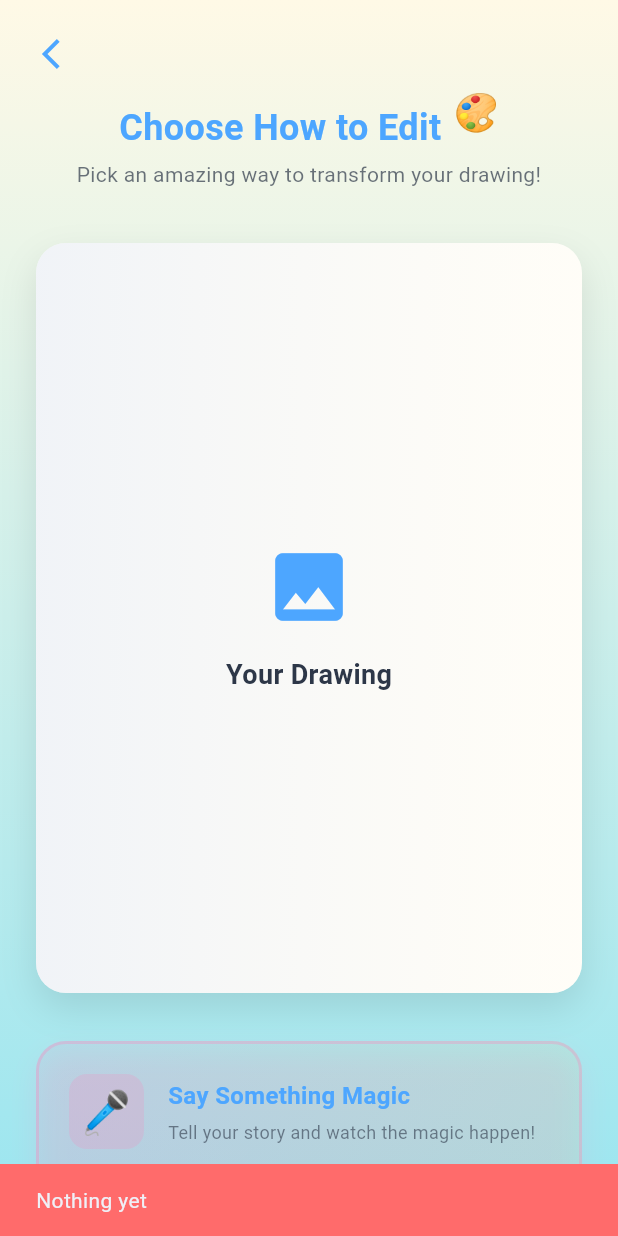
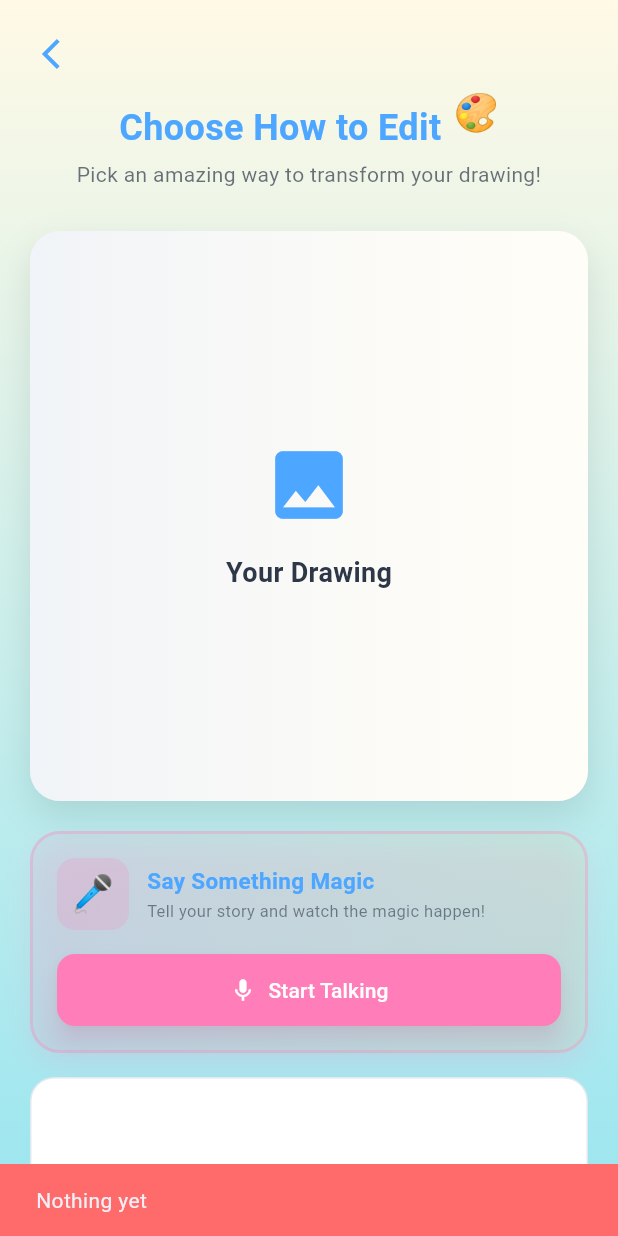
Before and after one commit to weedii/nova_draw_ai, a Flutter app: the DrawingEditOptionsScreen screen opened directly with empty values, after a tap on "Start Talking", on a phone screen of 412 x 824 dp. Run offline on Flutter 3.47's test engine with Material 3 defaults, Android fonts, the phone set to English and light mode, and no system bars; our stand-ins replace easy_localization, flutter_dotenv, flutter_tts, go_router, image_cropper, image_picker; missing offline and left inert: record, saver_gallery; network calls fail; Roboto replaces fonts that are missing (Comic Sans MS).

Commit message:
Refactor DrawingEditOptionsScreen layout and improve UI responsiveness
- Adjusted padding and height values for various UI elements to enhance layout consistency and visual appeal.
- Updated image display settings to use BoxFit.contain for better image scaling.
- Modified text styles and sizes for improved readability across different screen sizes.
- Implemented responsive font and icon sizing in CustomButton for a more adaptable user interface.

```diff
--- a/lib/presentation/screens/drawing/drawing_edit_options_screen.dart
+++ b/lib/presentation/screens/drawing/drawing_edit_options_screen.dart
@@ -494,13 +494,13 @@ class _DrawingEditOptionsScreenState extends State<DrawingEditOptionsScreen>
     return SlideTransition(
       position: _slideAnimation,
       child: Padding(
-        padding: const EdgeInsets.all(24.0),
+        padding: const EdgeInsets.symmetric(horizontal: 20.0, vertical: 16.0),
         child: Column(
           children: [
             // Original image display
             Container(
               width: double.infinity,
-              height: 500,
+              height: 380,
               decoration: BoxDecoration(
                 color: AppColors.white,
                 borderRadius: BorderRadius.circular(20),
@@ -518,7 +518,7 @@ class _DrawingEditOptionsScreenState extends State<DrawingEditOptionsScreen>
                 child: widget.uploadedImage != null
                     ? Image.file(
                         widget.uploadedImage!,
-                        fit: BoxFit.cover,
+                        fit: BoxFit.contain,
                         width: double.infinity,
                         height: double.infinity,
                       )
@@ -556,19 +556,19 @@ class _DrawingEditOptionsScreenState extends State<DrawingEditOptionsScreen>
               ),
             ),
 
-            const SizedBox(height: 32),
+            const SizedBox(height: 20),
 
             // Voice recording section
             _buildVoiceRecordingCard(),
 
-            const SizedBox(height: 24),
+            const SizedBox(height: 16),
 
             // Edit options section
             _availableEditOptions.isEmpty
                 ? _buildNoOptionsView()
                 : _buildEditOptionsGrid(),
 
-            const SizedBox(height: 24),
+            const SizedBox(height: 16),
 
             // Action buttons
             _buildActionButtons(),
@@ -651,22 +651,23 @@ class _DrawingEditOptionsScreenState extends State<DrawingEditOptionsScreen>
           ],
         ),
         child: Padding(
-          padding: const EdgeInsets.all(12),
+          padding: const EdgeInsets.symmetric(horizontal: 10, vertical: 8),
           child: Column(
             mainAxisAlignment: MainAxisAlignment.center,
             mainAxisSize: MainAxisSize.min,
             children: [
               // Emoji
-              Text(option.emoji, style: const TextStyle(fontSize: 32)),
-              const SizedBox(height: 8),
+              Text(option.emoji, style: const TextStyle(fontSize: 28)),
+              const SizedBox(height: 6),
 
               // Title
-              Text(
+              Flexible(
+                child: Text(
                   context.locale.languageCode == 'de'
                       ? option.titleDe
                       : option.titleEn,
                   style: TextStyle(
-                  fontSize: 14,
+                    fontSize: 13,
                     fontWeight: FontWeight.bold,
                     color: isSelected ? option.color : AppColors.textDark,
                   ),
@@ -674,20 +675,23 @@ class _DrawingEditOptionsScreenState extends State<DrawingEditOptionsScreen>
                   maxLines: 2,
                   overflow: TextOverflow.ellipsis,
                 ),
-              const SizedBox(height: 4),
+              ),
+              const SizedBox(height: 3),
 
               // Description
-              Text(
+              Flexible(
+                child: Text(
                   context.locale.languageCode == 'de'
                       ? option.descriptionDe
                       : option.descriptionEn,
                   style: TextStyle(
-                  fontSize: 11,
+                    fontSize: 10,
                     color: AppColors.textDark.withValues(alpha: 0.6),
                   ),
                   textAlign: TextAlign.center,
                   maxLines: 2,
                   overflow: TextOverflow.ellipsis,
+                ),
               ),
             ],
           ),
@@ -720,24 +724,24 @@ class _DrawingEditOptionsScreenState extends State<DrawingEditOptionsScreen>
           ),
         ],
       ),
-      padding: const EdgeInsets.all(20),
+      padding: const EdgeInsets.all(16),
       child: Column(
         children: [
           // Header with icon and title
           Row(
             children: [
               Container(
-                width: 50,
-                height: 50,
+                width: 48,
+                height: 48,
                 decoration: BoxDecoration(
                   color: AppColors.accent.withValues(alpha: 0.2),
                   borderRadius: BorderRadius.circular(12),
                 ),
                 child: const Center(
-                  child: Text('🎤', style: TextStyle(fontSize: 28)),
+                  child: Text('🎤', style: TextStyle(fontSize: 24)),
                 ),
               ),
-              const SizedBox(width: 16),
+              const SizedBox(width: 12),
               Expanded(
                 child: Column(
                   crossAxisAlignment: CrossAxisAlignment.start,
@@ -745,17 +749,17 @@ class _DrawingEditOptionsScreenState extends State<DrawingEditOptionsScreen>
                     Text(
                       'edit_options.voice_description'.tr(),
                       style: const TextStyle(
-                        fontSize: 16,
+                        fontSize: 15,
                         fontWeight: FontWeight.bold,
                         color: AppColors.primary,
                         fontFamily: 'Comic Sans MS',
                       ),
                     ),
-                    const SizedBox(height: 4),
+                    const SizedBox(height: 2),
                     Text(
                       'edit_options.voice_description_subtitle'.tr(),
                       style: TextStyle(
-                        fontSize: 12,
+                        fontSize: 11,
                         color: AppColors.textDark.withValues(alpha: 0.6),
                       ),
                     ),
@@ -765,7 +769,7 @@ class _DrawingEditOptionsScreenState extends State<DrawingEditOptionsScreen>
             ],
           ),
 
-          const SizedBox(height: 20),
+          const SizedBox(height: 16),
 
           // Recording status and buttons
           if (!_isRecording && _recordingBytes == null)
--- a/lib/presentation/widgets/custom_button.dart
+++ b/lib/presentation/widgets/custom_button.dart
@@ -161,6 +161,11 @@ class _CustomButtonState extends State<CustomButton>
     final backgroundColor = _getBackgroundColor();
     final textColor = _getTextColor();
     final borderColor = _getBorderColor();
+    final screenWidth = MediaQuery.of(context).size.width;
+
+    // Calculate responsive font size based on screen width
+    final responsiveFontSize = _calculateResponsiveFontSize(screenWidth);
+    final responsiveIconSize = _calculateResponsiveIconSize(screenWidth);
 
     Widget buttonContent = Row(
       mainAxisSize: MainAxisSize.min,
@@ -169,18 +174,18 @@ class _CustomButtonState extends State<CustomButton>
         // Emoji or Icon
         if (widget.emoji != null)
           Padding(
-            padding: const EdgeInsets.only(right: 8),
+            padding: const EdgeInsets.only(right: 6),
             child: Text(
               widget.emoji!,
-              style: TextStyle(fontSize: widget.iconSize),
+              style: TextStyle(fontSize: responsiveIconSize),
             ),
           )
         else if (widget.icon != null)
           Padding(
-            padding: const EdgeInsets.only(right: 8),
+            padding: const EdgeInsets.only(right: 6),
             child: Icon(
               widget.icon,
-              size: widget.iconSize,
+              size: responsiveIconSize,
               color: textColor,
             ),
           ),
@@ -188,8 +193,8 @@ class _CustomButtonState extends State<CustomButton>
         // Loading indicator or text
         if (widget.isLoading)
           SizedBox(
-            width: widget.iconSize,
-            height: widget.iconSize,
+            width: responsiveIconSize,
+            height: responsiveIconSize,
             child: CircularProgressIndicator(
               strokeWidth: 2,
               valueColor: AlwaysStoppedAnimation<Color>(textColor),
@@ -200,11 +205,12 @@ class _CustomButtonState extends State<CustomButton>
             child: Text(
               widget.label.tr(),
               style: TextStyle(
-                fontSize: widget.fontSize,
+                fontSize: responsiveFontSize,
                 fontWeight: widget.fontWeight,
                 color: textColor,
               ),
               overflow: TextOverflow.ellipsis,
+              maxLines: 1,
             ),
           ),
       ],
@@ -268,4 +274,36 @@ class _CustomButtonState extends State<CustomButton>
       ),
     );
   }
+
+  /// Calculate responsive font size based on screen width
+  /// Scales from 12px on small screens to 18px on large screens
+  double _calculateResponsiveFontSize(double screenWidth) {
+    if (screenWidth < 360) {
+      return 12; // Small phones
+    } else if (screenWidth < 480) {
+      return 16; // Medium phones
+    } else if (screenWidth < 600) {
+      return 18; // Large phones
+    } else if (screenWidth < 800) {
+      return 20; // Tablets
+    } else {
+      return 24; // Large tablets/desktops
+    }
+  }
+
+  /// Calculate responsive icon size based on screen width
+  /// Scales from 14px on small screens to 24px on large screens
+  double _calculateResponsiveIconSize(double screenWidth) {
+    if (screenWidth < 360) {
+      return 14; // Small phones
+    } else if (screenWidth < 480) {
+      return 16; // Medium phones
+    } else if (screenWidth < 600) {
+      return 18; // Large phones
+    } else if (screenWidth < 800) {
+      return 20; // Tablets
+    } else {
+      return 24; // Large tablets/desktops
+    }
+  }
 }
```
Lines whose indentation alone changed are shown as unchanged.
